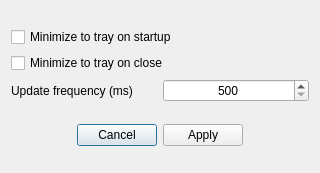
Qt form ui/settings_dialog.ui (AlexandrAlexeev7119/NvCtrl-linux) before a commit.
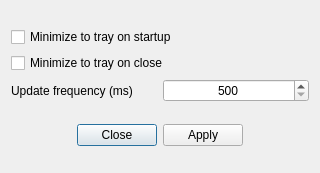
The same form after that commit.

Commit message: rename button 'cancel' to 'close'

```diff
--- a/ui/settings_dialog.ui
+++ b/ui/settings_dialog.ui
@@ -67,7 +67,7 @@
    <item row="3" column="1">
     <widget class="QPushButton" name="pushButton_cancel">
      <property name="text">
-      <string>Cancel</string>
+      <string>Close</string>
      </property>
     </widget>
    </item>
```
Left out of the diff: 2 changed lines with no effect on the pictures. The commit also changes 2 other files.
